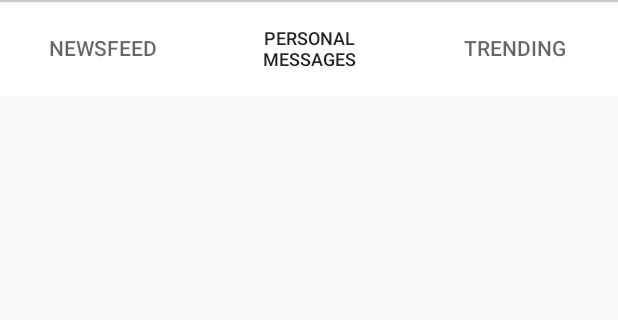
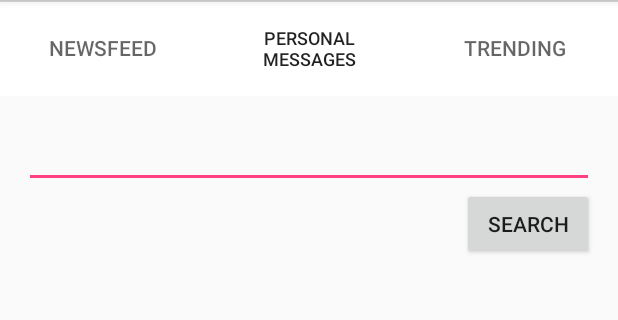
Before and after one commit to mjurinic/Postter, an Android app: the MainActivity screen opened directly, with no data from a screen before it, tab 2 chosen, on a phone screen of 412 x 824 dp, the part 84-404 px from its top. Run offline under Robolectric (Android 15) with nearby library versions, the phone set to English and light mode, and no system bars; our stand-ins replace ButterKnife, Dagger/Hilt's generated code, Timber; libraries missing offline, so code that uses them is left out: com.afollestad.materialdialogs, com.squareup.okhttp; 3 statements that could not run were skipped.

Commit message:
[bug] never finds user, still missing user card inflate on success

```diff
--- a/app/src/main/java/hr/foi/mjurinic/postter/activities/MainActivity.java
+++ b/app/src/main/java/hr/foi/mjurinic/postter/activities/MainActivity.java
@@ -13,7 +13,7 @@ import butterknife.ButterKnife;
 import hr.foi.mjurinic.postter.R;
 import hr.foi.mjurinic.postter.adapters.ViewPagerAdapter;
 import hr.foi.mjurinic.postter.fragments.NewsFeedFragment;
-import hr.foi.mjurinic.postter.fragments.PersonalMessagesFragment;
+import hr.foi.mjurinic.postter.fragments.SearchFragment;
 import hr.foi.mjurinic.postter.fragments.TrendingFragment;
 
 public class MainActivity extends BaseActivity implements TabLayout.OnTabSelectedListener{
@@ -46,7 +46,7 @@ public class MainActivity extends BaseActivity implements TabLayout.OnTabSelecte
         fragments = new ArrayList<>();
 
         fragments.add(new NewsFeedFragment());
-        fragments.add(new PersonalMessagesFragment());
+        fragments.add(new SearchFragment());
         fragments.add(new TrendingFragment());
     }
 
--- /dev/null
+++ b/app/src/main/java/hr/foi/mjurinic/postter/dagger/modules/SearchModule.java
@@ -0,0 +1,44 @@
+package hr.foi.mjurinic.postter.dagger.modules;
+
+import dagger.Module;
+import dagger.Provides;
+import hr.foi.mjurinic.postter.mvp.interactors.FollowInteractor;
+import hr.foi.mjurinic.postter.mvp.interactors.SearchInteractor;
+import hr.foi.mjurinic.postter.mvp.interactors.impl.FollowInteractorImpl;
+import hr.foi.mjurinic.postter.mvp.interactors.impl.SearchInteractorImpl;
+import hr.foi.mjurinic.postter.mvp.presenters.SearchPresenter;
+import hr.foi.mjurinic.postter.mvp.presenters.impl.SearchPresenterImpl;
+import hr.foi.mjurinic.postter.mvp.views.SearchView;
+
+/**
+ * Created by mjurinic on 06.01.16..
+ */
+@Module
+public class SearchModule {
+
+    private SearchView searchView;
+
+    public SearchModule(SearchView searchView) {
+        this.searchView = searchView;
+    }
+
+    @Provides
+    public SearchView provideSearchView() {
+        return searchView;
+    }
+
+    @Provides
+    public SearchInteractor provideSearchInteractor(SearchInteractorImpl interactor) {
+        return interactor;
+    }
+
+    @Provides
+    public FollowInteractor provideFollowInteractor(FollowInteractorImpl interactor) {
+        return interactor;
+    }
+
+    @Provides
+    public SearchPresenter provideSearchPresenter(SearchPresenterImpl presenter) {
+        return presenter;
+    }
+}
--- a/app/src/main/java/hr/foi/mjurinic/postter/fragments/PersonalMessagesFragment.java
+++ /dev/null
@@ -1,8 +0,0 @@
-package hr.foi.mjurinic.postter.fragments;
-
-/**
- * Created by noxqs on 06.01.16..
- */
-public class PersonalMessagesFragment extends BaseFragment {
-
-}
--- /dev/null
+++ b/app/src/main/java/hr/foi/mjurinic/postter/fragments/SearchFragment.java
@@ -0,0 +1,84 @@
+package hr.foi.mjurinic.postter.fragments;
+
+import android.os.Bundle;
+import android.util.Log;
+import android.view.LayoutInflater;
+import android.view.View;
+import android.view.ViewGroup;
+import android.widget.EditText;
+import android.widget.ImageView;
+import android.widget.TextView;
+import android.widget.Toast;
+
+import javax.inject.Inject;
+
+import butterknife.Bind;
+import butterknife.ButterKnife;
+import butterknife.OnClick;
+import hr.foi.mjurinic.postter.R;
+import hr.foi.mjurinic.postter.dagger.components.DaggerSearchComponent;
+import hr.foi.mjurinic.postter.dagger.modules.SearchModule;
+import hr.foi.mjurinic.postter.models.User;
+import hr.foi.mjurinic.postter.mvp.presenters.SearchPresenter;
+import hr.foi.mjurinic.postter.mvp.views.SearchView;
+
+/**
+ * Created by noxqs on 06.01.16..
+ */
+public class SearchFragment extends BaseFragment implements SearchView {
+
+    @Bind(R.id.et_search_name)
+    EditText etSearch;
+
+    @Bind(R.id.tv_search_not_found)
+    TextView tvNotFound;
+
+    @Inject
+    SearchPresenter searchPresenter;
+
+    private User user;
+
+    @Override
+    public View onCreateView(LayoutInflater inflater, ViewGroup container, Bundle savedInstanceState) {
+        View view = inflater.inflate(R.layout.fragment_search, container, false);
+
+        ButterKnife.bind(this, view);
+
+        DaggerSearchComponent.builder()
+                .searchModule(new SearchModule(this))
+                .build()
+                .inject(this);
+
+        return view;
+    }
+
+    @OnClick(R.id.btn_search_name)
+    public void onSearchClick() {
+        searchPresenter.searchUser(etSearch.getText().toString());
+    }
+
+    @Override
+    public void onSearchSuccess(User user) {
+        tvNotFound.setVisibility(View.INVISIBLE);
+        this.user = user;
+
+        Log.d("DEBUG", "Nasel sam ga... " + user.getName());
+
+        // inflate that shit
+
+        /*@OnClick(R.id.iv_search_item_follow)
+        public void onFollowClick() {
+            searchPresenter.followUser(user.getName());
+        }*/
+    }
+
+    @Override
+    public void onSearchFailure() {
+        tvNotFound.setVisibility(View.VISIBLE);
+    }
+
+    @Override
+    public void onFollowSuccess() {
+        Toast.makeText(getActivity(), "You are now following " + user.getName(), Toast.LENGTH_SHORT).show();
+    }
+}
--- /dev/null
+++ b/app/src/main/java/hr/foi/mjurinic/postter/mvp/interactors/FollowInteractor.java
@@ -0,0 +1,13 @@
+package hr.foi.mjurinic.postter.mvp.interactors;
+
+import hr.foi.mjurinic.postter.listeners.Listener;
+import hr.foi.mjurinic.postter.models.BaseCouchResponse;
+import hr.foi.mjurinic.postter.models.Relationship;
+
+/**
+ * Created by mjurinic on 06.01.16..
+ */
+public interface FollowInteractor extends BaseInteractor {
+
+    void followerUser(String token, Relationship relationship, Listener<BaseCouchResponse> listener);
+}
--- /dev/null
+++ b/app/src/main/java/hr/foi/mjurinic/postter/mvp/interactors/SearchInteractor.java
@@ -0,0 +1,12 @@
+package hr.foi.mjurinic.postter.mvp.interactors;
+
+import hr.foi.mjurinic.postter.listeners.Listener;
+import hr.foi.mjurinic.postter.models.User;
+
+/**
+ * Created by mjurinic on 06.01.16..
+ */
+public interface SearchInteractor extends BaseInteractor {
+
+    void searchUser(String token, String name, Listener<User> listener);
+}
--- /dev/null
+++ b/app/src/main/java/hr/foi/mjurinic/postter/mvp/interactors/impl/FollowInteractorImpl.java
@@ -0,0 +1,56 @@
+package hr.foi.mjurinic.postter.mvp.interactors.impl;
+
+import android.support.annotation.Nullable;
+
+import javax.inject.Inject;
+
+import hr.foi.mjurinic.postter.listeners.Listener;
+import hr.foi.mjurinic.postter.models.BaseCouchResponse;
+import hr.foi.mjurinic.postter.models.Relationship;
+import hr.foi.mjurinic.postter.mvp.interactors.FollowInteractor;
+import hr.foi.mjurinic.postter.network.ApiService;
+import hr.foi.mjurinic.postter.network.BaseCallback;
+import retrofit.Call;
+import retrofit.Response;
+
+/**
+ * Created by mjurinic on 06.01.16..
+ */
+public class FollowInteractorImpl implements FollowInteractor {
+
+    private ApiService apiService;
+    private Call<BaseCouchResponse> call;
+    private BaseCallback<BaseCouchResponse> callback;
+
+    @Inject
+    public FollowInteractorImpl(ApiService apiService) {
+        this.apiService = apiService;
+    }
+
+    @Override
+    public void followerUser(String token, Relationship relationship, final Listener<BaseCouchResponse> listener) {
+        call = apiService.putNewFollow(token, relationship);
+
+        callback = new BaseCallback<BaseCouchResponse>() {
+            @Override
+            public void onUnknownError(@Nullable String error) {
+                listener.onFailure(error);
+            }
+
+            @Override
+            public void onSuccess(BaseCouchResponse body, Response<BaseCouchResponse> response) {
+                listener.onSuccess(body);
+            }
+        };
+
+        call.enqueue(callback);
+    }
+
+    @Override
+    public void cancel() {
+        if (call != null & callback != null) {
+            call.cancel();
+            callback.cancel();
+        }
+    }
+}
--- /dev/null
+++ b/app/src/main/java/hr/foi/mjurinic/postter/mvp/interactors/impl/SearchInteractorImpl.java
@@ -0,0 +1,55 @@
+package hr.foi.mjurinic.postter.mvp.interactors.impl;
+
+import android.support.annotation.Nullable;
+
+import javax.inject.Inject;
+
+import hr.foi.mjurinic.postter.listeners.Listener;
+import hr.foi.mjurinic.postter.models.User;
+import hr.foi.mjurinic.postter.mvp.interactors.SearchInteractor;
+import hr.foi.mjurinic.postter.network.ApiService;
+import hr.foi.mjurinic.postter.network.BaseCallback;
+import retrofit.Call;
+import retrofit.Response;
+
+/**
+ * Created by mjurinic on 06.01.16..
+ */
+public class SearchInteractorImpl implements SearchInteractor {
+
+    private ApiService apiService;
+    private Call<User> call;
+    private BaseCallback<User> callback;
+
+    @Inject
+    public SearchInteractorImpl(ApiService apiService) {
+        this.apiService = apiService;
+    }
+
+    @Override
+    public void searchUser(String token, String name, final Listener<User> listener) {
+        call = apiService.getUser(token, name);
+
+        callback = new BaseCallback<User>() {
+            @Override
+            public void onUnknownError(@Nullable String error) {
+                listener.onFailure(error);
+            }
+
+            @Override
+            public void onSuccess(User body, Response<User> response) {
+                listener.onSuccess(body);
+            }
+        };
+
+        call.enqueue(callback);
+    }
+
+    @Override
+    public void cancel() {
+        if (call != null & callback != null) {
+            call.cancel();
+            callback.cancel();
+        }
+    }
+}
--- /dev/null
+++ b/app/src/main/java/hr/foi/mjurinic/postter/mvp/presenters/SearchPresenter.java
@@ -0,0 +1,11 @@
+package hr.foi.mjurinic.postter.mvp.presenters;
+
+/**
+ * Created by mjurinic on 06.01.16..
+ */
+public interface SearchPresenter extends BasePresenter {
+
+    void searchUser(String userId);
+
+    void followUser(String userId);
+}
--- /dev/null
+++ b/app/src/main/java/hr/foi/mjurinic/postter/mvp/presenters/impl/SearchPresenterImpl.java
@@ -0,0 +1,88 @@
+package hr.foi.mjurinic.postter.mvp.presenters.impl;
+
+import android.content.Context;
+import android.preference.PreferenceManager;
+import android.util.Base64;
+
+import javax.inject.Inject;
+
+import hr.foi.mjurinic.postter.listeners.Listener;
+import hr.foi.mjurinic.postter.models.BaseCouchResponse;
+import hr.foi.mjurinic.postter.models.Relationship;
+import hr.foi.mjurinic.postter.models.User;
+import hr.foi.mjurinic.postter.mvp.interactors.CacheInteractor;
+import hr.foi.mjurinic.postter.mvp.interactors.FollowInteractor;
+import hr.foi.mjurinic.postter.mvp.interactors.SearchInteractor;
+import hr.foi.mjurinic.postter.mvp.presenters.SearchPresenter;
+import hr.foi.mjurinic.postter.mvp.views.SearchView;
+
+/**
+ * Created by mjurinic on 06.01.16..
+ */
+public class SearchPresenterImpl implements SearchPresenter {
+
+    public static final String ORG_COUCHDB_USER = "org.couchdb.user:";
+
+    private SearchView searchView;
+    private SearchInteractor searchInteractor;
+    private FollowInteractor followInteractor;
+    private CacheInteractor cacheInteractor;
+    private Context context;
+    private String token = "Basic ";
+
+    @Inject
+    public SearchPresenterImpl(SearchView searchView, SearchInteractor searchInteractor,
+                               FollowInteractor followInteractor, CacheInteractor cacheInteractor, Context context) {
+        this.searchView = searchView;
+        this.searchInteractor = searchInteractor;
+        this.followInteractor = followInteractor;
+        this.cacheInteractor = cacheInteractor;
+        this.context = context;
+
+        token += Base64.encodeToString(PreferenceManager.getDefaultSharedPreferences(context).getString("BasicAuth", "") .getBytes(), Base64.DEFAULT);
+    }
+
+    @Override
+    public void searchUser(String userId) {
+        searchInteractor.searchUser(token.trim(), userId, searchListener);
+    }
+
+    @Override
+    public void followUser(String userId) {
+        Relationship relationship = new Relationship(ORG_COUCHDB_USER + cacheInteractor.getUser().getName(), ORG_COUCHDB_USER + userId);
+        followInteractor.followerUser(token.trim(), relationship, followListener);
+    }
+
+    @Override
+    public void cancel() {
+        searchInteractor.cancel();
+    }
+
+    Listener<User> searchListener = new Listener<User>() {
+        @Override
+        public void onSuccess(User user) {
+            searchView.hideProgress();
+            searchView.onSearchSuccess(user);
+        }
+
+        @Override
+        public void onFailure(String message) {
+            searchView.hideProgress();
+            searchView.onSearchFailure();
+        }
+    };
+
+    Listener<BaseCouchResponse> followListener = new Listener<BaseCouchResponse>() {
+        @Override
+        public void onSuccess(BaseCouchResponse baseCouchResponse) {
+            searchView.hideProgress();
+            searchView.onFollowSuccess();
+        }
+
+        @Override
+        public void onFailure(String message) {
+            searchView.hideProgress();
+            searchView.showError(message);
+        }
+    };
+}
--- /dev/null
+++ b/app/src/main/java/hr/foi/mjurinic/postter/mvp/views/SearchView.java
@@ -0,0 +1,15 @@
+package hr.foi.mjurinic.postter.mvp.views;
+
+import hr.foi.mjurinic.postter.models.User;
+
+/**
+ * Created by mjurinic on 06.01.16..
+ */
+public interface SearchView extends BaseView {
+
+    void onSearchSuccess(User user);
+
+    void onSearchFailure();
+
+    void onFollowSuccess();
+}
--- a/app/src/main/java/hr/foi/mjurinic/postter/network/ApiService.java
+++ b/app/src/main/java/hr/foi/mjurinic/postter/network/ApiService.java
@@ -1,12 +1,11 @@
 package hr.foi.mjurinic.postter.network;
-
-import javax.inject.Qualifier;
 
 import hr.foi.mjurinic.postter.models.BaseResponse;
 import hr.foi.mjurinic.postter.models.FollowingResponse;
 import hr.foi.mjurinic.postter.models.NewsFeedResponse;
 
 import hr.foi.mjurinic.postter.models.BaseCouchResponse;
+import hr.foi.mjurinic.postter.models.Relationship;
 import hr.foi.mjurinic.postter.models.SecurityDoc;
 
 import hr.foi.mjurinic.postter.models.Session;
@@ -46,4 +45,9 @@ public interface ApiService {
     @PUT("/tbp_europe/_security")
     Call<BaseCouchResponse> updateSecurityDoc(@Header("Authorization") String token, @Body SecurityDoc securityDoc);
 
+    @GET("/_users/org.couchdb.user:{name}")
+    Call<User> getUser(@Header("Authorization") String token, @Path("name") String name);
+
+    @PUT("/tbp_europe/")
+    Call<BaseCouchResponse> putNewFollow(@Header("Authorization") String token, @Body Relationship relationship);
 }
--- /dev/null
+++ b/app/src/main/res/layout/fragment_search.xml
@@ -0,0 +1,33 @@
+<?xml version="1.0" encoding="utf-8"?>
+<RelativeLayout xmlns:android="http://schemas.android.com/apk/res/android"
+    android:layout_width="match_parent"
+    android:layout_height="match_parent"
+    android:orientation="vertical"
+    android:padding="@dimen/default_spacing">
+
+    <EditText
+        android:id="@+id/et_search_name"
+        android:layout_width="match_parent"
+        android:layout_height="wrap_content" />
+
+    <Button
+        android:layout_below="@id/et_search_name"
+        android:id="@+id/btn_search_name"
+        android:layout_width="wrap_content"
+        android:layout_height="wrap_content"
+        android:layout_alignParentRight="true"
+        android:layout_gravity="right"
+        android:text="Search" />
+
+    <TextView
+        android:id="@+id/tv_search_not_found"
+        android:visibility="invisible"
+        android:layout_width="wrap_content"
+        android:layout_height="wrap_content"
+        android:gravity="center"
+        android:layout_below="@+id/et_search_name"
+        android:layout_marginTop="@dimen/default_spacing"
+        android:text="User not found :("
+        android:textSize="24sp" />
+
+</RelativeLayout>
```
Also changed, not shown: app/src/main/java/hr/foi/mjurinic/postter/dagger/components/SearchComponent.java (added, +22 -0 lines), app/src/main/java/hr/foi/mjurinic/postter/models/Relationship.java (added, +33 -0 lines), app/src/main/res/layout/search_profile_item.xml (added, +50 -0 lines), app/src/main/res/drawable/plus_orange.png (added).
